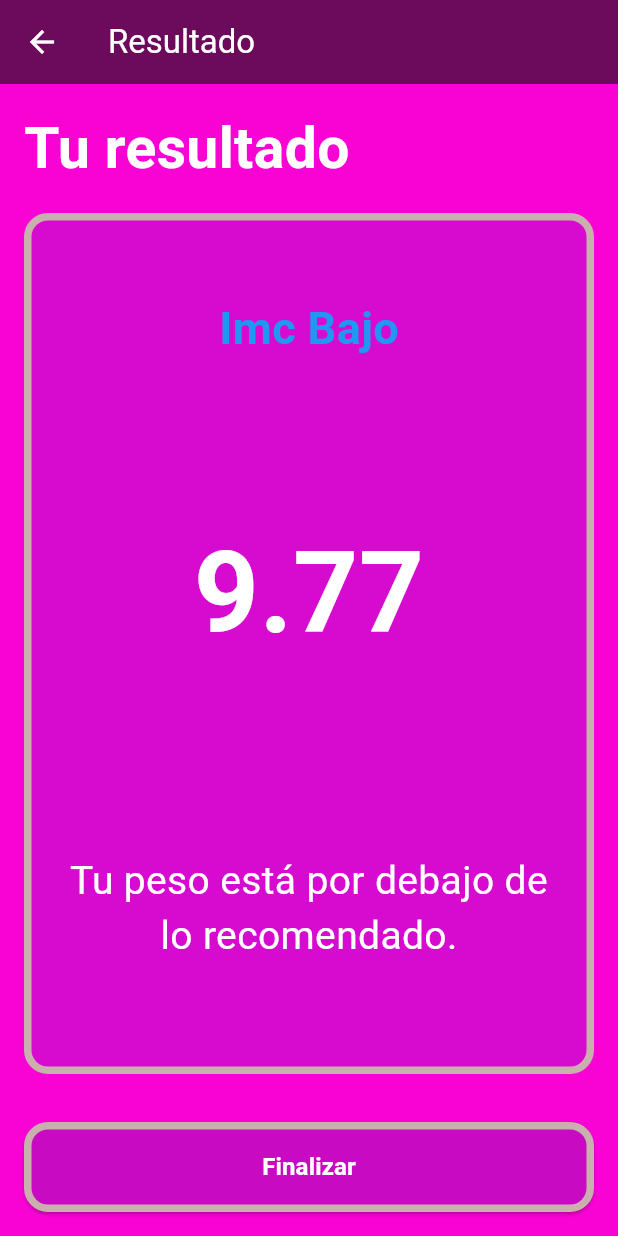
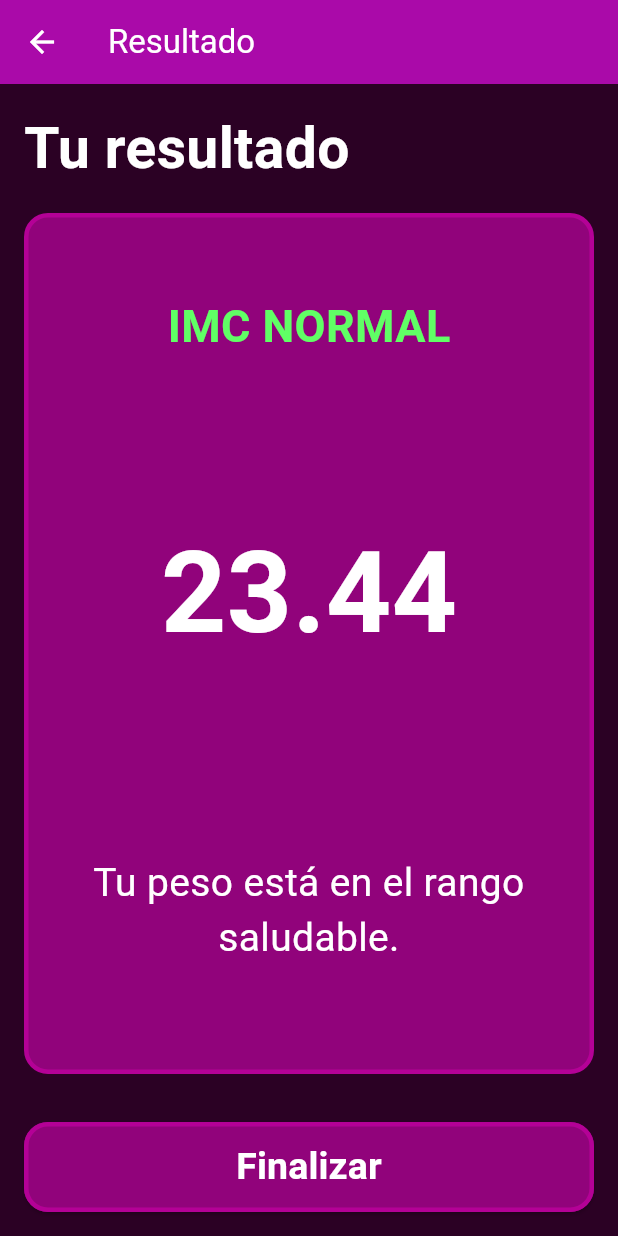
Before and after one commit to JGonzalezSarmiento/imc_calculator, a Flutter app: the screen it shows after launch, after a tap on "Calcular", on a phone screen of 412 x 824 dp. Run offline on Flutter 3.47's test engine with Material 3 defaults, Android fonts, the phone set to English and light mode, and no system bars.

Commit message:
Primera_App_con_flutter_lista

```diff
--- a/lib/components/heigh_selector.dart
+++ b/lib/components/heigh_selector.dart
@@ -33,7 +33,7 @@ class _HeighSelectorState extends State<HeighSelector> {
         decoration: BoxDecoration(
           color: AppColors.backgrounComponents,
           borderRadius: BorderRadius.circular(16),
-          border: Border.all(color: const Color(0xFFCAAFAF), width: 5),
+          border: Border.all(color: const Color(0xFFB40196), width: 3),
         ),
         child: Padding(
           padding: EdgeInsets.symmetric(vertical: verticalPadding),
--- a/lib/core/app_colors.dart
+++ b/lib/core/app_colors.dart
@@ -7,7 +7,7 @@ class AppColors {
   static const primaryText = Color(0xFFFFFFFF);
 
   //Background
-  static const backgroundApp = Color(0xFF6C0B5C);
-  static const backgrounComponents = Color(0xFFF903D4);
+  static const backgroundApp = Color(0xFF2B0124);
+  static const backgrounComponents = Color(0xFF91037B);
   static const backgroundComponentsSelected = Color(0xFFFE5EE6);
 }
--- a/lib/core/button_style.dart
+++ b/lib/core/button_style.dart
@@ -28,7 +28,7 @@ class ButtStyles extends StatelessWidget {
                   ? AppColors.backgroundComponentsSelected
                   : AppColors.backgrounComponents,
               borderRadius: BorderRadius.circular(16),
-              border: Border.all(color: const Color(0xFFCAAFAF), width: 5),
+              border: Border.all(color: const Color(0xFFB40196), width: 3),
             ),
             child: Padding(padding: const EdgeInsets.all(12), child: content),
           ),
--- a/lib/core/circle_icon_button.dart
+++ b/lib/core/circle_icon_button.dart
@@ -13,7 +13,7 @@ class CircleIconButton extends StatelessWidget {
     required this.onPressed,
     required this.icon,
     this.size = 40,
-    this.backgroundColor = const Color(0xFF83016F),
+    this.backgroundColor = const Color(0xFF44023A),
     this.iconColor = Colors.white,
     this.semanticLabel, // Hacemos el parámetro opcional
   });
--- a/lib/core/styled_container.dart
+++ b/lib/core/styled_container.dart
@@ -29,8 +29,8 @@ class StyledContainer extends StatelessWidget {
           color: isSelected
               ? Colors
                     .white // Borde más visible cuando está seleccionado
-              : const Color(0xFFCAAFAF),
-          width: 5,
+              : const Color(0xFFB40196),
+          width: 3,
         ),
       ),
       child: Padding(padding: padding, child: child),
--- a/lib/screen/imc_home_screen.dart
+++ b/lib/screen/imc_home_screen.dart
@@ -15,7 +15,8 @@ class ImcHomeScreen extends StatefulWidget {
 
 class _ImcHomeScreenState extends State<ImcHomeScreen> {
   double selectedHeight = 160;
-  int selectedWeight = 25;
+  int selectedWeight = 60;
+  int selectedAge = 25;
 
   @override
   Widget build(BuildContext context) {
@@ -23,10 +24,9 @@ class _ImcHomeScreenState extends State<ImcHomeScreen> {
     final isSmallScreen = size.height < 600;
 
     return Scaffold(
-      backgroundColor: AppColors.backgroundApp,
+      backgroundColor: const Color(0xFF2B0124),
       body: SafeArea(
         child: SingleChildScrollView(
-          // Scroll para evitar overflow
           padding: EdgeInsets.symmetric(
             horizontal: size.width * 0.04,
             vertical: size.height * 0.02,
@@ -34,13 +34,8 @@ class _ImcHomeScreenState extends State<ImcHomeScreen> {
           child: Column(
             children: [
               SizedBox(height: size.height * 0.02),
-
-              // Selector de género
               GenderSelector(),
-
               SizedBox(height: size.height * 0.03),
-
-              // Selector de altura
               HeighSelector(
                 selectedHeight: selectedHeight,
                 onHeightChange: (newHeight) {
@@ -49,26 +44,31 @@ class _ImcHomeScreenState extends State<ImcHomeScreen> {
                   });
                 },
               ),
-
               SizedBox(height: size.height * 0.03),
-
-              // Selector de edad/fechas
-              DatesSelector(),
-
+              DatesSelector(
+                onWeightChange: (newWeight) {
+                  setState(() {
+                    selectedWeight = newWeight;
+                  });
+                },
+                onAgeChange: (newAge) {
+                  setState(() {
+                    selectedAge = newAge;
+                  });
+                },
+              ),
               SizedBox(height: size.height * 0.05),
-
-              // Botón Calcular
               SizedBox(
                 height: isSmallScreen ? 60 : 80,
                 width: double.infinity,
                 child: ElevatedButton(
                   style: ElevatedButton.styleFrom(
-                    backgroundColor: AppColors.backgrounComponents,
+                    backgroundColor: const Color(0xFF91037B),
                     shape: RoundedRectangleBorder(
                       borderRadius: BorderRadius.circular(16),
                       side: const BorderSide(
-                        color: Color(0xFFCAAFAF),
-                        width: 5,
+                        color: Color(0xFFB40196),
+                        width: 3,
                       ),
                     ),
                   ),
--- a/lib/screen/imc_result_screen.dart
+++ b/lib/screen/imc_result_screen.dart
@@ -15,7 +15,7 @@ class ImcResultScreen extends StatelessWidget {
   @override
   Widget build(BuildContext context) {
     return Scaffold(
-      backgroundColor: AppColors.backgrounComponents,
+      backgroundColor: AppColors.backgroundApp,
       appBar: toolbarResult(),
       body: bodyResult(context),
     );
@@ -44,9 +44,9 @@ class ImcResultScreen extends StatelessWidget {
               child: Container(
                 width: double.infinity,
                 decoration: BoxDecoration(
-                  color: AppColors.primaryColor,
+                  color: const Color(0xFF91037B),
                   borderRadius: BorderRadius.circular(16),
-                  border: Border.all(color: const Color(0xFFCAAFAF), width: 5),
+                  border: Border.all(color: const Color(0xFFB40196), width: 3),
                 ),
                 child: Column(
                   mainAxisAlignment: MainAxisAlignment.spaceAround,
@@ -95,14 +95,17 @@ class ImcResultScreen extends StatelessWidget {
                 shape: WidgetStateProperty.all(
                   RoundedRectangleBorder(
                     borderRadius: BorderRadius.circular(16),
-                    side: BorderSide(color: const Color(0xFFCAAFAF), width: 5),
+                    side: BorderSide(color: const Color(0xFFB40196), width: 3),
                   ),
                 ),
                 backgroundColor: WidgetStateProperty.all(
-                  AppColors.primaryColor,
+                  const Color(0xFF91037B),
                 ),
               ),
-              child: Text("Finalizar", style: TextStyles.bodyTextBold),
+              child: Text(
+                "Finalizar",
+                style: TextStyles.bodyTextBold.copyWith(fontSize: 25),
+              ),
             ),
           ),
         ],
@@ -113,7 +116,7 @@ class ImcResultScreen extends StatelessWidget {
   AppBar toolbarResult() {
     return AppBar(
       title: Text("Resultado"),
-      backgroundColor: AppColors.backgroundApp,
+      backgroundColor: AppColors.primaryColor,
       foregroundColor: Colors.white,
     );
   }
@@ -121,18 +124,18 @@ class ImcResultScreen extends StatelessWidget {
   Color getColorByImc(double imcResult) {
     return switch (imcResult) {
       < 18.5 => Colors.blue, //IMC Bajo
-      < 24.9 => Colors.green, //IMC normal
-      < 29.99 => Colors.orange, //Sobrepeso
-      _ => Colors.red, //Obesidad
+      < 24.9 => const Color(0xFF60FF65), //IMC normal
+      < 29.99 => const Color(0xFFF56302), //Sobrepeso
+      _ => const Color(0xFFD30202), //Obesidad
     };
   }
 
   String getTitleByImc(double imcResult) {
     return switch (imcResult) {
-      < 18.5 => "Imc Bajo",
-      < 24.9 => "Imc Normal",
-      < 29.99 => "Sobrepeso",
-      _ => "Obesidad",
+      < 18.5 => "IMC BAJO",
+      < 24.9 => "IMC NORMAL",
+      < 29.99 => "SOBREPESO",
+      _ => "OBESIDAD",
     };
   }
 
```
Also changed, not shown: lib/components/dates_selector.dart (+36 -6 lines).
